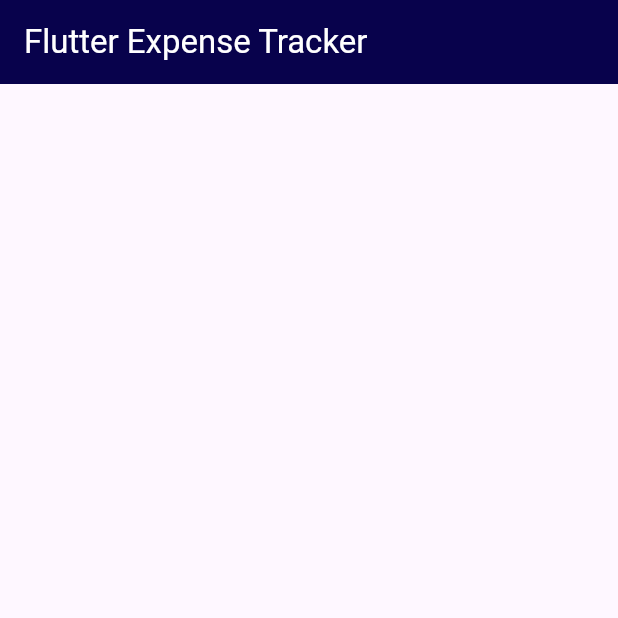
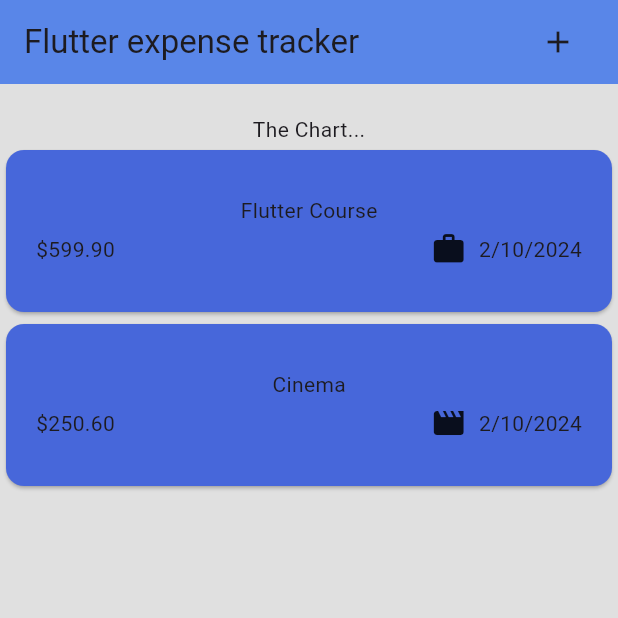
Before and after one commit to Manjunath-6499/expensive_tracker_app, a Flutter app: the screen it shows after launch, on a phone screen of 412 x 824 dp, the top half of it. Run offline on Flutter 3.47's test engine with Material 3 defaults, Android fonts, the phone set to English and light mode, and no system bars.

Commit message:
created half of the project

```diff
--- a/lib/expenses.dart
+++ /dev/null
@@ -1,40 +0,0 @@
-import "package:expensive_tracker_app/model/expense.dart";
-import "package:flutter/material.dart";
-
-class Expenses extends StatefulWidget {
-  Expenses({super.key, required});
-
-  final List<Expense> _registeredExpenses = [
-    Expense(
-      title: "Flutter Course",
-      amount: 599.9,
-      date: DateTime.now(),
-      category: Category.work,
-    ),
-    Expense(
-        title: "Cinema",
-        amount: 250.6,
-        date: DateTime.now(),
-        category: Category.leisure)
-  ];
-
-  @override
-  State<Expenses> createState() => _ExpensesState();
-}
-
-class _ExpensesState extends State<Expenses> {
-  @override
-  Widget build(BuildContext context) {
-    return Scaffold(
-      appBar: AppBar(
-        backgroundColor: const Color.fromARGB(255, 8, 2, 76),
-        title: const Text(
-          "Flutter Expense Tracker",
-          style: TextStyle(
-            color: Colors.white,
-          ),
-        ),
-      ),
-    );
-  }
-}
--- a/lib/main.dart
+++ b/lib/main.dart
@@ -1,8 +1,9 @@
-import "package:expensive_tracker_app/expenses.dart";
+import 'package:expensive_tracker_app/widgets/expense_list/expenses.dart';
 import "package:flutter/material.dart";
 
 void main() {
-  runApp(MaterialApp(
+  runApp(const MaterialApp(
+    debugShowCheckedModeBanner: false,
     home: Expenses(), // todo: add main widget here....
   ));
 }
--- a/lib/model/expense.dart
+++ b/lib/model/expense.dart
@@ -1,8 +1,19 @@
+import "package:flutter/material.dart";
 import "package:uuid/uuid.dart";
+import "package:intl/intl.dart";
+
+final formatter = DateFormat.yMd();
 
 const uuid = Uuid();
 
 enum Category { food, travel, leisure, work }
+
+const categoryIcons = {
+  Category.food: Icons.food_bank,
+  Category.travel: Icons.flight_takeoff,
+  Category.leisure: Icons.movie,
+  Category.work: Icons.work
+};
 
 class Expense {
   Expense({
@@ -17,4 +28,8 @@ class Expense {
   final double amount;
   final DateTime date;
   final Category category;
+
+  String get formattedDate {
+    return formatter.format(date);
+  }
 }
--- /dev/null
+++ b/lib/widgets/expense_list/expense_item.dart
@@ -0,0 +1,48 @@
+import "package:expensive_tracker_app/model/expense.dart";
+import "package:flutter/material.dart";
+
+class ExpenseItem extends StatelessWidget {
+  const ExpenseItem(this.expense, {super.key});
+
+  final Expense expense;
+
+  @override
+  Widget build(BuildContext context) {
+    return Card(
+      color: const Color.fromARGB(255, 71, 103, 218),
+      child: Padding(
+        padding: const EdgeInsets.symmetric(
+          horizontal: 20,
+          vertical: 30,
+        ),
+        child: Column(
+          children: [
+            Text(
+              expense.title,
+            ),
+            const SizedBox(
+              height: 4,
+            ),
+            Row(
+              children: [
+                Text(
+                  ('\$${expense.amount.toStringAsFixed(2)}'),
+                ),
+                const Spacer(),
+                Row(
+                  children: [
+                    Icon(categoryIcons[expense.category]),
+                  ],
+                ),
+                const SizedBox(
+                  width: 8,
+                ),
+                Text(expense.formattedDate),
+              ],
+            ),
+          ],
+        ),
+      ),
+    );
+  }
+}
--- /dev/null
+++ b/lib/widgets/expense_list/expense_list.dart
@@ -0,0 +1,22 @@
+import "package:expensive_tracker_app/model/expense.dart";
+import "package:flutter/material.dart";
+import "package:expensive_tracker_app/widgets/expense_list/expense_item.dart";
+
+class ExpensesList extends StatelessWidget {
+  const ExpensesList({
+    super.key,
+    required this.expenses,
+  });
+
+  final List<Expense> expenses;
+
+  @override
+  Widget build(BuildContext context) {
+    return ListView.builder(
+      itemCount: expenses.length,
+      itemBuilder: (context, index) => ExpenseItem(
+        expenses[index],
+      ),
+    );
+  }
+}
--- /dev/null
+++ b/lib/widgets/expense_list/expenses.dart
@@ -0,0 +1,57 @@
+import 'package:expensive_tracker_app/widgets/expense_list/expense_list.dart';
+import "package:expensive_tracker_app/model/expense.dart";
+import "package:flutter/material.dart";
+
+class Expenses extends StatefulWidget {
+  const Expenses({
+    super.key,
+  });
+
+  @override
+  State<Expenses> createState() => _ExpensesState();
+}
+
+class _ExpensesState extends State<Expenses> {
+  final List<Expense> _registeredExpenses = [
+    Expense(
+      title: "Flutter Course",
+      amount: 599.9,
+      date: DateTime.now(),
+      category: Category.work,
+    ),
+    Expense(
+        title: "Cinema",
+        amount: 250.6,
+        date: DateTime.now(),
+        category: Category.leisure),
+  ];
+  @override
+  Widget build(BuildContext context) {
+    return Scaffold(
+      appBar: AppBar(
+        title: Row(
+          mainAxisAlignment: MainAxisAlignment.spaceBetween,
+          children: [
+            const Text(
+              "Flutter expense tracker",
+            ),
+            IconButton(onPressed: () {}, icon: const Icon(Icons.add))
+          ],
+        ),
+        backgroundColor: const Color.fromARGB(255, 89, 134, 232),
+      ),
+      backgroundColor: Colors.grey.shade300,
+      body: Column(
+        children: [
+          const SizedBox(
+            height: 20,
+          ),
+          const Text(
+            "The Chart...",
+          ),
+          Expanded(child: ExpensesList(expenses: _registeredExpenses)),
+        ],
+      ),
+    );
+  }
+}
--- a/pubspec.yaml
+++ b/pubspec.yaml
@@ -36,6 +36,7 @@ dependencies:
   # Use with the CupertinoIcons class for iOS style icons.
   cupertino_icons: ^1.0.2
   uuid: ^4.3.3
+  intl: ^0.19.0
 
 dev_dependencies:
   flutter_test:
```
Also changed, not shown: pubspec.lock.
